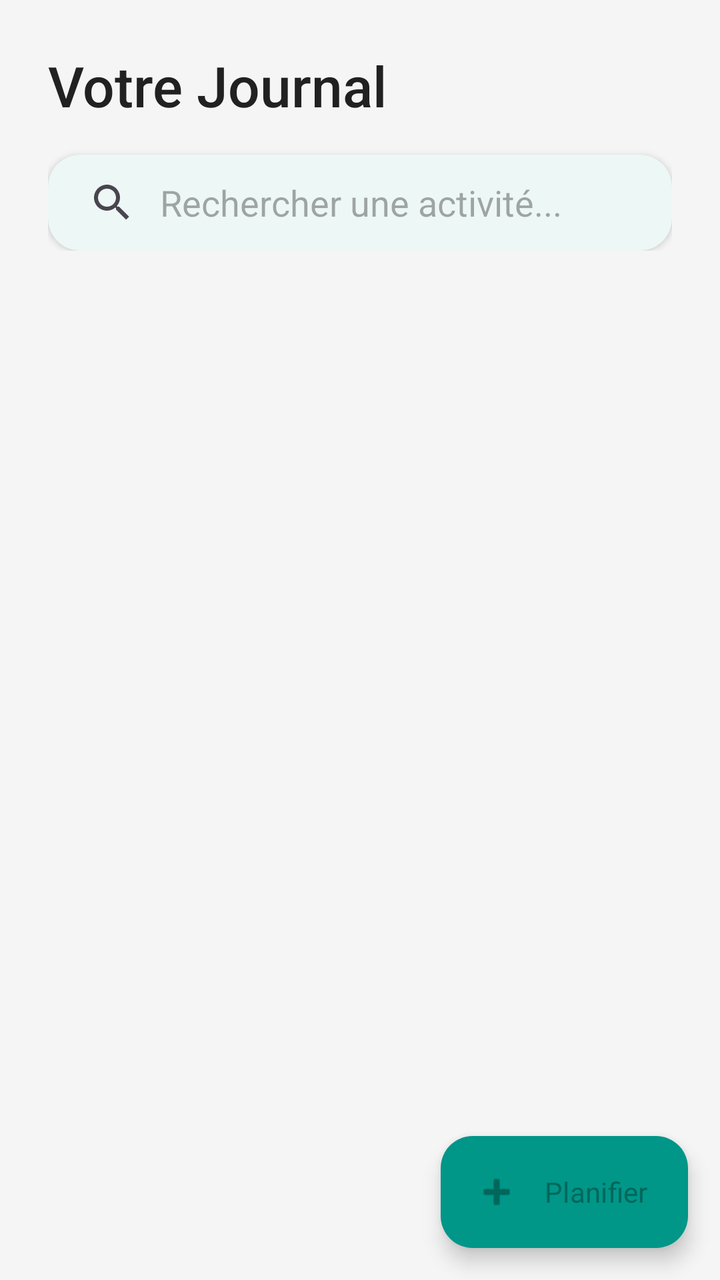
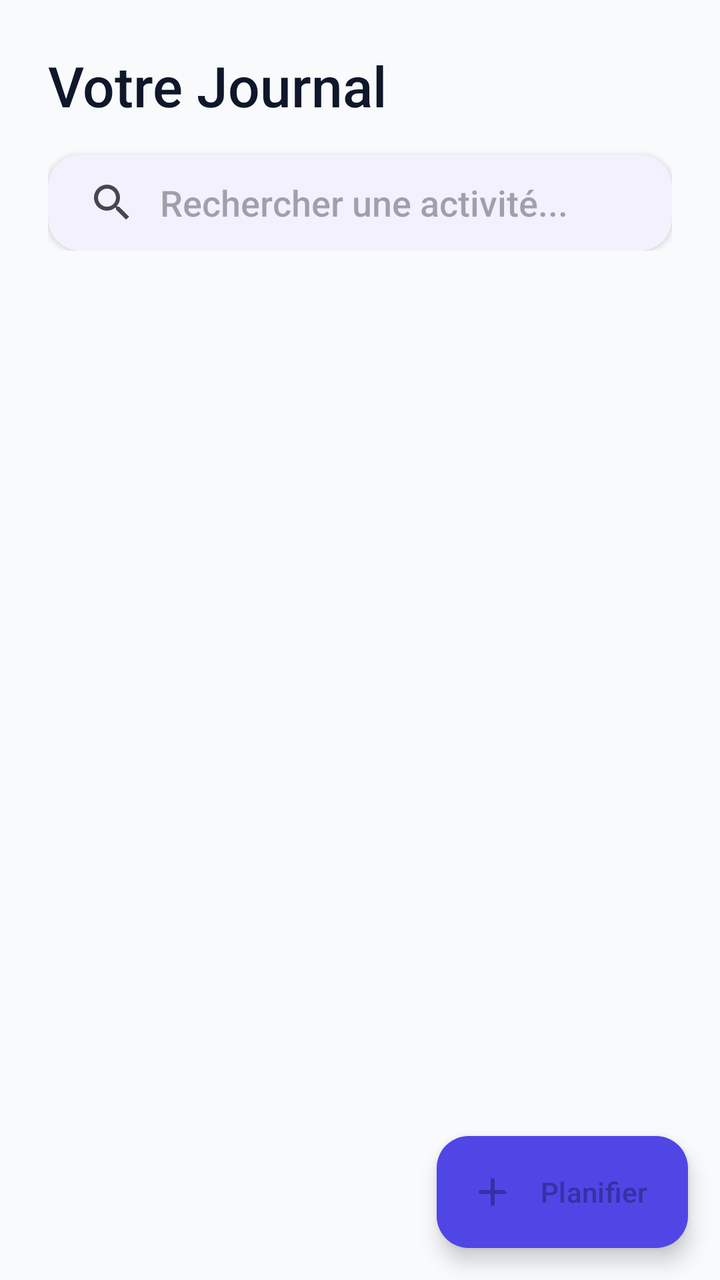

An Android layout rendered at two revisions. The XML below is the earlier revision; the diff shows what the commit changed to produce the second picture.
<!-- AndroidManifest.xml: application theme Theme.SmartLife -->
<!-- res/layout/fragment_activity_list.xml -->
<?xml version="1.0" encoding="utf-8"?>
<androidx.coordinatorlayout.widget.CoordinatorLayout xmlns:android="http://schemas.android.com/apk/res/android"
    xmlns:app="http://schemas.android.com/apk/res-auto"
    xmlns:tools="http://schemas.android.com/tools"
    android:layout_width="match_parent"
    android:layout_height="match_parent"
    android:background="?attr/android:windowBackground">

    <com.google.android.material.appbar.AppBarLayout
        android:layout_width="match_parent"
        android:layout_height="wrap_content"
        android:background="@android:color/transparent"
        app:elevation="0dp">

        <LinearLayout
            android:layout_width="match_parent"
            android:layout_height="wrap_content"
            android:orientation="vertical"
            android:paddingHorizontal="24dp"
            android:paddingTop="24dp"
            android:paddingBottom="12dp">

            <TextView
                android:layout_width="wrap_content"
                android:layout_height="wrap_content"
                android:text="Votre Journal"
                android:textSize="28sp"
                android:fontFamily="sans-serif-medium"
                android:textColor="?attr/colorOnSurface" />

            
            <com.google.android.material.card.MaterialCardView
                android:layout_width="match_parent"
                android:layout_height="wrap_content"
                android:layout_marginTop="16dp"
                app:cardCornerRadius="16dp"
                app:cardElevation="2dp"
                app:strokeWidth="0dp">

                <androidx.appcompat.widget.SearchView
                    android:id="@+id/searchViewActivities"
                    android:layout_width="match_parent"
                    android:layout_height="wrap_content"
                    app:iconifiedByDefault="false"
                    app:queryHint="Rechercher une activité..."
                    app:queryBackground="@android:color/transparent" />
            </com.google.android.material.card.MaterialCardView>

        </LinearLayout>
    </com.google.android.material.appbar.AppBarLayout>

    <androidx.recyclerview.widget.RecyclerView
        android:id="@+id/rvActivities"
        android:layout_width="match_parent"
        android:layout_height="match_parent"
        app:layout_behavior="@string/appbar_scrolling_view_behavior"
        android:paddingTop="8dp"
        android:clipToPadding="false"
        tools:listitem="@layout/item_activity" />

    <com.google.android.material.floatingactionbutton.ExtendedFloatingActionButton
        android:id="@+id/fabAddActivity"
        android:layout_width="wrap_content"
        android:layout_height="wrap_content"
        android:layout_margin="16dp"
        android:layout_gravity="bottom|end"
        android:text="Planifier"
        app:icon="@android:drawable/ic_input_add"
        app:backgroundTint="?attr/colorPrimary"
        app:tint="?attr/colorOnPrimary" />

</androidx.coordinatorlayout.widget.CoordinatorLayout>
<!-- res/layout/item_activity.xml (included above) -->
<?xml version="1.0" encoding="utf-8"?>
<com.google.android.material.card.MaterialCardView xmlns:android="http://schemas.android.com/apk/res/android"
    xmlns:app="http://schemas.android.com/apk/res-auto"
    android:layout_width="match_parent"
    android:layout_height="wrap_content"
    android:layout_marginHorizontal="16dp"
    android:layout_marginVertical="8dp"
    app:cardCornerRadius="16dp"
    app:cardElevation="2dp"
    app:strokeWidth="0dp">

    <LinearLayout
        android:layout_width="match_parent"
        android:layout_height="wrap_content"
        android:orientation="horizontal"
        android:padding="16dp"
        android:gravity="center_vertical">

        <com.google.android.material.card.MaterialCardView
            android:layout_width="48dp"
            android:layout_height="48dp"
            app:cardCornerRadius="24dp"
            app:cardElevation="0dp"
            app:cardBackgroundColor="?attr/colorPrimaryContainer">

            <ImageView
                android:id="@+id/ivActivityIcon"
                android:layout_width="24dp"
                android:layout_height="24dp"
                android:layout_gravity="center"
                android:src="@android:drawable/ic_menu_directions"
                app:tint="?attr/colorPrimary" />
        </com.google.android.material.card.MaterialCardView>

        <LinearLayout
            android:layout_width="0dp"
            android:layout_height="wrap_content"
            android:layout_weight="1"
            android:layout_marginStart="16dp"
            android:orientation="vertical">

            <TextView
                android:id="@+id/tvActivityType"
                android:layout_width="wrap_content"
                android:layout_height="wrap_content"
                android:text="Walking"
                android:textSize="16sp"
                android:textStyle="bold"
                android:textColor="?attr/colorOnSurface" />

            <TextView
                android:id="@+id/tvActivityLocation"
                android:layout_width="wrap_content"
                android:layout_height="wrap_content"
                android:text="Près de : Maison"
                android:textSize="14sp"
                android:alpha="0.7"
                android:textColor="?attr/colorOnSurfaceVariant" />
        </LinearLayout>

        <LinearLayout
            android:layout_width="wrap_content"
            android:layout_height="wrap_content"
            android:orientation="vertical"
            android:gravity="end">

            <TextView
                android:id="@+id/tvActivityDuration"
                android:layout_width="wrap_content"
                android:layout_height="wrap_content"
                android:text="25 min"
                android:textSize="14sp"
                android:textStyle="bold"
                android:textColor="?attr/colorPrimary" />

            <TextView
                android:id="@+id/tvActivityTime"
                android:layout_width="wrap_content"
                android:layout_height="wrap_content"
                android:text="14:30"
                android:textSize="12sp"
                android:alpha="0.5" />
        </LinearLayout>

    </LinearLayout>
</com.google.android.material.card.MaterialCardView>
<!-- resources referenced by this layout -->
<resources>
  <style name="Theme.SmartLife" parent="Base.Theme.SmartLife" />
  <style name="Base.Theme.SmartLife" parent="Theme.Material3.DayNight.NoActionBar">
          
          
          <item name="colorPrimary">@color/primary_color</item>
          <item name="colorOnPrimary">@color/white</item>
          <item name="colorPrimaryContainer">@color/primary_light</item>
          <item name="colorOnPrimaryContainer">@color/primary_dark</item>
  
          
          <item name="colorSecondary">@color/secondary_color</item>
          <item name="colorOnSecondary">@color/white</item>
          <item name="colorSecondaryContainer">@color/secondary_light</item>
          <item name="colorOnSecondaryContainer">@color/secondary_dark</item>
  
          
          <item name="android:windowBackground">@color/bg_light</item>
          <item name="colorSurface">@color/white</item>
          <item name="colorOnSurface">@color/text_main</item>
          <item name="colorSurfaceVariant">@color/outline_variant</item>
          <item name="colorOnSurfaceVariant">@color/text_secondary</item>
          <item name="colorOutlineVariant">@color/outline_variant</item>
  
          
          <item name="android:fontFamily">sans-serif</item>
          <item name="textAppearanceTitleLarge">@style/TextAppearance.SmartLife.TitleLarge</item>
          <item name="textAppearanceBodyMedium">@style/TextAppearance.SmartLife.BodyMedium</item>
      </style>
  <color name="primary_color">#009688</color>
  <color name="white">#FFFFFFFF</color>
  <color name="primary_light">#52c7b8</color>
  <color name="primary_dark">#00675b</color>
  <color name="secondary_color">#FFAB40</color>
  <color name="secondary_light">#ffdd71</color>
  <color name="secondary_dark">#c67c00</color>
  <color name="bg_light">#F5F5F5</color>
  <color name="text_main">#212121</color>
  <color name="outline_variant">#E0E0E0</color>
  <color name="text_secondary">#757575</color>
  <style name="TextAppearance.SmartLife.TitleLarge" parent="TextAppearance.Material3.TitleLarge">
          <item name="android:textStyle">bold</item>
          <item name="android:textColor">@color/text_main</item>
      </style>
  <style name="TextAppearance.SmartLife.BodyMedium" parent="TextAppearance.Material3.BodyMedium">
          <item name="android:textColor">@color/text_secondary</item>
      </style>
</resources>

<!-- the commit's change to res/layout/fragment_activity_list.xml (unified diff, before → after) -->
@@ -65,7 +65,7 @@
         android:layout_margin="16dp"
         android:layout_gravity="bottom|end"
         android:text="Planifier"
-        app:icon="@android:drawable/ic_input_add"
+        app:icon="@drawable/ic_round_add_24"
         app:backgroundTint="?attr/colorPrimary"
         app:tint="?attr/colorOnPrimary" />
 
@@ -101,7 +101,7 @@
                 android:layout_width="24dp"
                 android:layout_height="24dp"
                 android:layout_gravity="center"
-                android:src="@android:drawable/ic_menu_directions"
+                android:src="@drawable/ic_round_directions_run_24"
                 app:tint="?attr/colorPrimary" />
         </com.google.android.material.card.MaterialCardView>
 
<!-- resource entries referenced after the edit -->
@@ -1,5 +1,25 @@
 <!-- resources referenced by this layout -->
 <resources>
+  <!-- drawable ic_round_add_24 (drawable) -->
+  <vector xmlns:android="http://schemas.android.com/apk/res/android"
+      android:width="24dp"
+      android:height="24dp"
+      android:viewportWidth="24"
+      android:viewportHeight="24">
+    <path
+        android:fillColor="@android:color/white"
+        android:pathData="M18,13h-5v5c0,0.55 -0.45,1 -1,1s-1,-0.45 -1,-1v-5H6c-0.55,0 -1,-0.45 -1,-1s0.45,-1 1,-1h5V6c0,-0.55 0.45,-1 1,-1s1,0.45 1,1v5h5c0,0.55 0.45,1 1,1s-0.45,1 -1,1z"/>
+  </vector>
+  <!-- drawable ic_round_directions_run_24 (drawable) -->
+  <vector xmlns:android="http://schemas.android.com/apk/res/android"
+      android:width="24dp"
+      android:height="24dp"
+      android:viewportWidth="24"
+      android:viewportHeight="24">
+    <path
+        android:fillColor="@android:color/white"
+        android:pathData="M13.49,5.48c1.1,0 2,-0.9 2,-2s-0.9,-2 -2,-2 -2,0.9 -2,2 0.9,2 2,2zM12,13c-2.76,0 -5,-2.24 -5,-5h2c0,1.66 1.34,3 3,3s3,-1.34 3,-3h2c0,2.76 -2.24,5 -5,5zM17,16c-0.89,0 -1.74,-0.2 -2.5,-0.57V12h-2V7h-3v7.2L5,17h2.7l1.8,-1.8L12,17l-0.9,1.8L8.7,22h2.6l1.2,-3 3.5,3.5l0.8,-0.8 -3.1,-3.1L17,16zM15,10L15,10L15,10L15,10L15,10L15,10L15,10L15,10L15,10L15,10L15,10L15,10L15,10L15,10L15,10z"/>
+  </vector>
   <style name="Theme.SmartLife" parent="Base.Theme.SmartLife" />
   <style name="Base.Theme.SmartLife" parent="Theme.Material3.DayNight.NoActionBar">
           
@@ -16,35 +36,36 @@
           <item name="colorOnSecondaryContainer">@color/secondary_dark</item>
   
           
-          <item name="android:windowBackground">@color/bg_light</item>
-          <item name="colorSurface">@color/white</item>
+          <item name="colorTertiary">@color/tertiary_color</item>
+          <item name="colorOnTertiary">@color/white</item>
+          <item name="colorTertiaryContainer">@color/tertiary_light</item>
+          <item name="colorOnTertiaryContainer">@color/tertiary_dark</item>
+  
+          
+          <item name="android:windowBackground">@color/background_light</item>
+          <item name="colorSurface">@color/surface_color</item>
           <item name="colorOnSurface">@color/text_main</item>
           <item name="colorSurfaceVariant">@color/outline_variant</item>
           <item name="colorOnSurfaceVariant">@color/text_secondary</item>
-          <item name="colorOutlineVariant">@color/outline_variant</item>
+          <item name="colorOutline">@color/outline_variant</item>
   
           
-          <item name="android:fontFamily">sans-serif</item>
-          <item name="textAppearanceTitleLarge">@style/TextAppearance.SmartLife.TitleLarge</item>
-          <item name="textAppearanceBodyMedium">@style/TextAppearance.SmartLife.BodyMedium</item>
+          <item name="android:fontFamily">sans-serif-medium</item>
       </style>
-  <color name="primary_color">#009688</color>
+  <color name="primary_color">#4F46E5</color>
   <color name="white">#FFFFFFFF</color>
-  <color name="primary_light">#52c7b8</color>
-  <color name="primary_dark">#00675b</color>
-  <color name="secondary_color">#FFAB40</color>
-  <color name="secondary_light">#ffdd71</color>
-  <color name="secondary_dark">#c67c00</color>
-  <color name="bg_light">#F5F5F5</color>
-  <color name="text_main">#212121</color>
-  <color name="outline_variant">#E0E0E0</color>
-  <color name="text_secondary">#757575</color>
-  <style name="TextAppearance.SmartLife.TitleLarge" parent="TextAppearance.Material3.TitleLarge">
-          <item name="android:textStyle">bold</item>
-          <item name="android:textColor">@color/text_main</item>
-      </style>
-  <style name="TextAppearance.SmartLife.BodyMedium" parent="TextAppearance.Material3.BodyMedium">
-          <item name="android:textColor">@color/text_secondary</item>
-      </style>
+  <color name="primary_light">#E0E7FF</color>
+  <color name="primary_dark">#3730A3</color>
+  <color name="secondary_color">#06B6D4</color>
+  <color name="secondary_light">#CFFAFE</color>
+  <color name="secondary_dark">#0E7490</color>
+  <color name="tertiary_color">#F59E0B</color>
+  <color name="tertiary_light">#FEF3C7</color>
+  <color name="tertiary_dark">#B45309</color>
+  <color name="background_light">#F8FAFC</color>
+  <color name="surface_color">#FFFFFF</color>
+  <color name="text_main">#0F172A</color>
+  <color name="outline_variant">#E2E8F0</color>
+  <color name="text_secondary">#475569</color>
 </resources>
 
